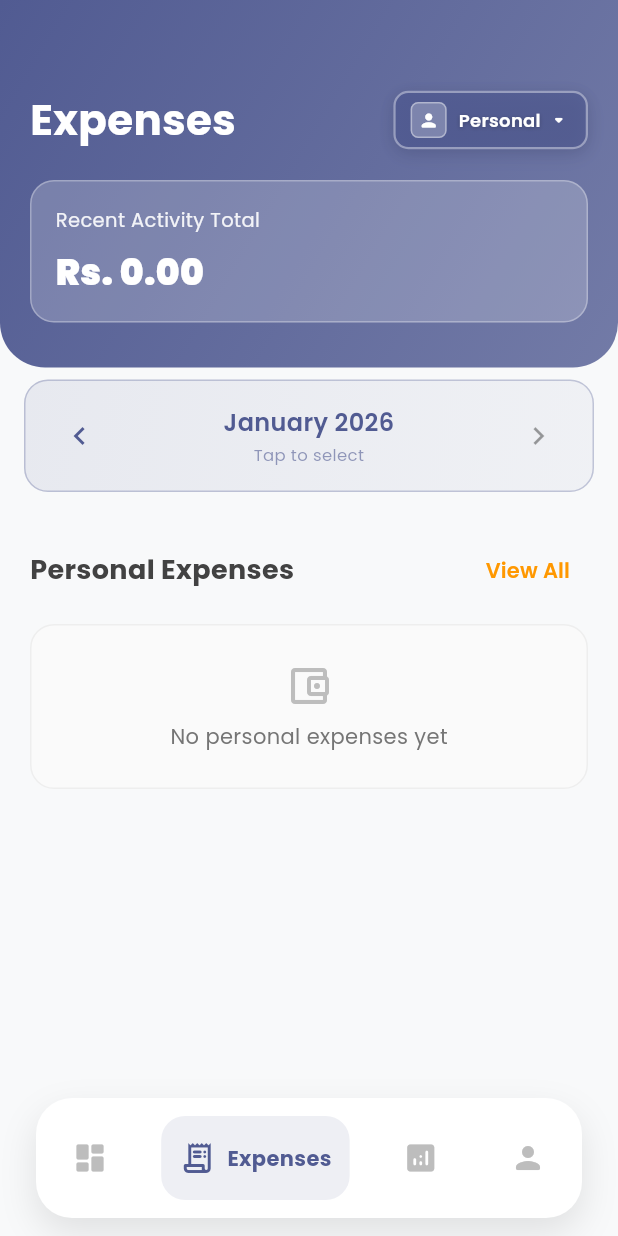
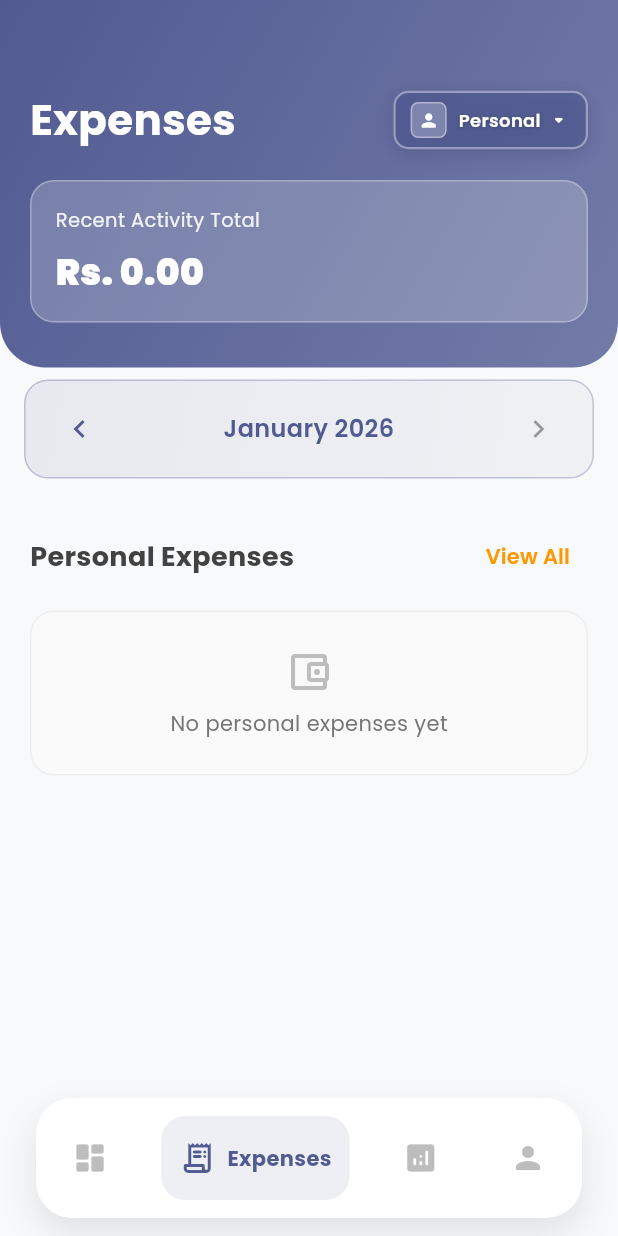
Before and after one commit to Sarthakanon/RoomEase, a Flutter app: the ExpenseScreen screen opened by its route, on a phone screen of 412 x 824 dp. Run offline on Flutter 3.47's test engine with Material 3 defaults, Android fonts, the phone set to English and light mode, and no system bars; our stand-ins replace cloud_firestore, cookie_jar, dio, dio_cookie_manager, firebase_auth, firebase_core and 7 more; missing offline and left inert: google_mlkit_text_recognition; accounts and stored records are empty; network calls fail.

Commit message:
fix(frontend): remove calendar picker from month selector, keep only month navigation

```diff
--- a/lib/features/expenses/widgets/month_selector.dart
+++ b/lib/features/expenses/widgets/month_selector.dart
@@ -45,32 +45,15 @@ class MonthSelector extends StatelessWidget {
 
           // Month and year display
           Expanded(
-            child: InkWell(
-              onTap: () => _showMonthPicker(context),
-              borderRadius: BorderRadius.circular(8),
             child: Container(
               padding: const EdgeInsets.symmetric(vertical: 8),
-                child: Column(
-                  children: [
-                    Text(
+              child: Text(
                 DateFormat('MMMM yyyy').format(selectedMonth),
                 textAlign: TextAlign.center,
                 style: TextStyle(
                   fontSize: 16,
                   fontWeight: FontWeight.w600,
                   color: Theme.of(context).primaryColor,
-                      ),
-                    ),
-                    const SizedBox(height: 2),
-                    Text(
-                      'Tap to select',
-                      textAlign: TextAlign.center,
-                      style: TextStyle(
-                        fontSize: 11,
-                        color: Theme.of(context).primaryColor.withOpacity(0.6),
-                      ),
-                    ),
-                  ],
                 ),
               ),
             ),
@@ -96,7 +79,7 @@ class MonthSelector extends StatelessWidget {
     final newMonth = DateTime(
       selectedMonth.year,
       selectedMonth.month + delta,
-      1,
+      1, // Always set to first day of month
     );
 
     // Don't allow future months
@@ -114,34 +97,4 @@ class MonthSelector extends StatelessWidget {
 
     return selected.isBefore(currentMonth);
   }
-
-  Future<void> _showMonthPicker(BuildContext context) async {
-    final now = DateTime.now();
-
-    // Show a custom month/year picker dialog
-    final DateTime? picked = await showDatePicker(
-      context: context,
-      initialDate: selectedMonth,
-      firstDate: DateTime(2020, 1),
-      lastDate: now,
-      initialDatePickerMode: DatePickerMode.day,
-      helpText: 'Select Month',
-      builder: (context, child) {
-        return Theme(
-          data: Theme.of(context).copyWith(
-            colorScheme: ColorScheme.light(
-              primary: Theme.of(context).primaryColor,
-            ),
-          ),
-          child: child!,
-        );
-      },
-    );
-
-    if (picked != null) {
-      // Set to first day of the selected month
-      final newMonth = DateTime(picked.year, picked.month, 1);
-      onMonthChanged(newMonth);
 }
-  }
-}
```
Lines whose indentation alone changed are shown as unchanged.
